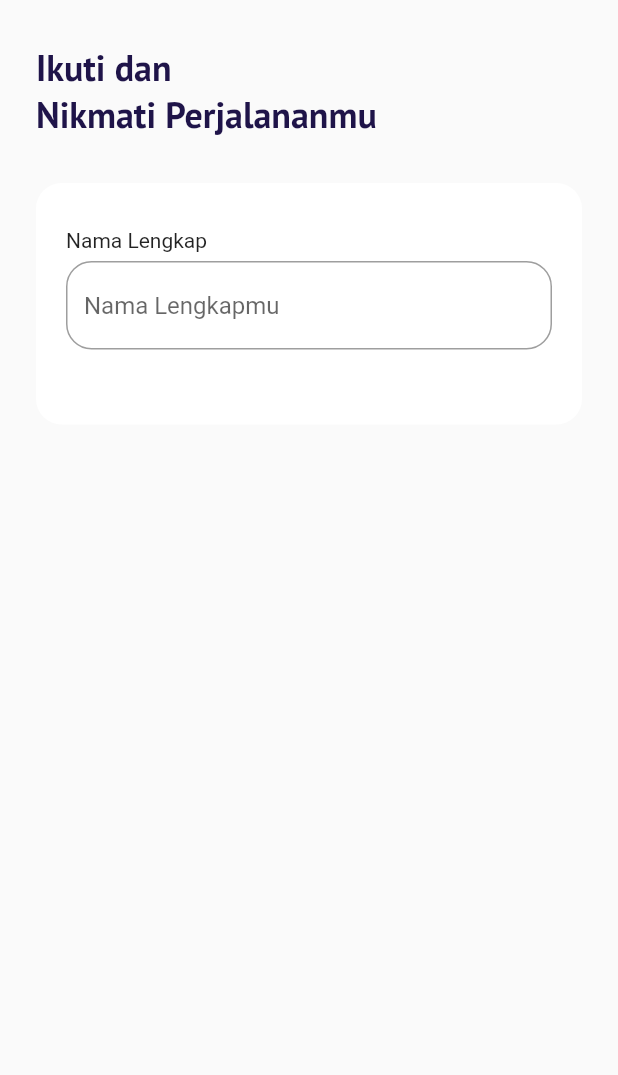
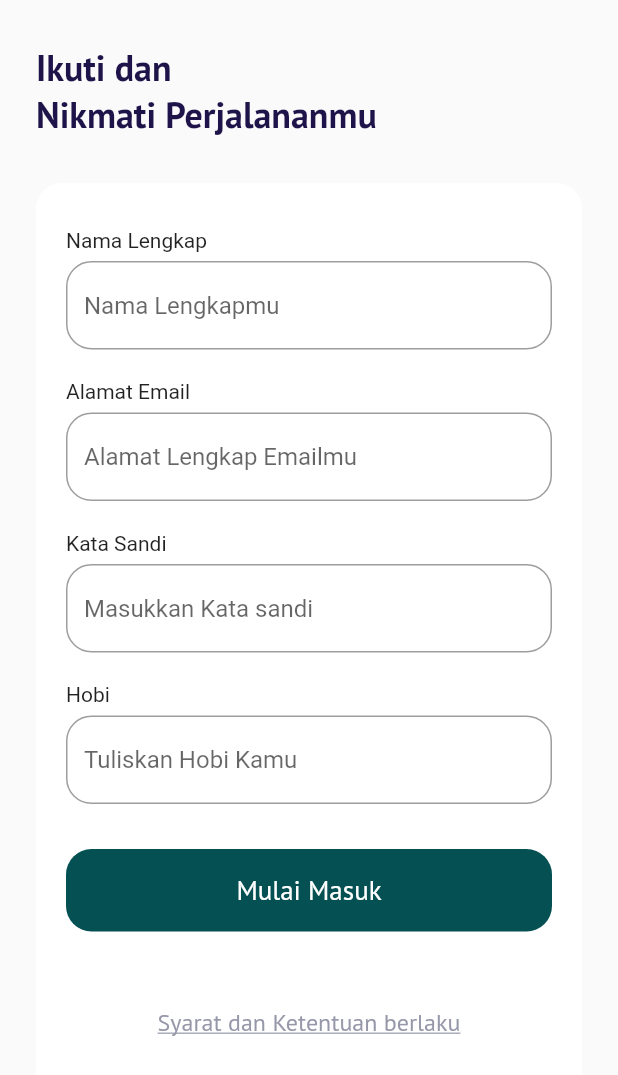
Before and after one commit to fredibagus12/terbangin-apps, a Flutter app: the SignUpPage screen opened by its route, on a phone screen of 412 x 824 dp. Shown: the top 1075 px of the screen. Run offline on Flutter 3.47's test engine with Material 2 defaults, Android fonts, the phone set to English and light mode, and no system bars; our stand-ins replace google_fonts.

Commit message:
Slicing Sign Up - Input Section 2

```diff
--- a/terbangin/lib/ui/pages/sign_up_page.dart
+++ b/terbangin/lib/ui/pages/sign_up_page.dart
@@ -1,4 +1,4 @@
-// ignore_for_file: unused_element, duplicate_ignore
+// ignore_for_file: unused_element, duplicate_ignore, dead_code
 
 import 'package:flutter/material.dart';
 import 'package:terbangin/shared/theme.dart';
@@ -25,7 +25,8 @@ class SignUpPage extends StatelessWidget {
     }
 
     Widget inputSection() {
-      Widget emailInput() {
+      // ignore: non_constant_identifier_names
+      Widget InputNama() {
         return Container(
           margin: const EdgeInsets.only(bottom: 20),
           child: Column(
@@ -63,6 +64,170 @@ class SignUpPage extends StatelessWidget {
         );
       }
 
+      // ignore: non_constant_identifier_names
+      Widget InputEmail() {
+        return Container(
+          margin: const EdgeInsets.only(bottom: 20),
+          child: Column(
+            crossAxisAlignment: CrossAxisAlignment.start,
+            children: [
+              // ignore: prefer_const_constructors
+              Text(
+                'Alamat Email',
+              ),
+              // ignore: prefer_const_constructors
+              SizedBox(
+                height: 6,
+              ),
+              TextFormField(
+                cursorColor: kBlackColor,
+                decoration: InputDecoration(
+                  hintText: 'Alamat Lengkap Emailmu',
+                  border: OutlineInputBorder(
+                    borderRadius: BorderRadius.circular(
+                      defaultRadius,
+                    ),
+                  ),
+                  focusedBorder: OutlineInputBorder(
+                    borderRadius: BorderRadius.circular(
+                      defaultRadius,
+                    ),
+                    borderSide: BorderSide(
+                      color: kPrimaryColor,
+                    ),
+                  ),
+                ),
+              ),
+            ],
+          ),
+        );
+      }
+
+      // ignore: non_constant_identifier_names
+      Widget KataSandi() {
+        return Container(
+          margin: const EdgeInsets.only(bottom: 20),
+          child: Column(
+            crossAxisAlignment: CrossAxisAlignment.start,
+            children: [
+              // ignore: prefer_const_constructors
+              Text(
+                'Kata Sandi',
+              ),
+              // ignore: prefer_const_constructors
+              SizedBox(
+                height: 6,
+              ),
+              TextFormField(
+                cursorColor: kBlackColor,
+                obscureText: true,
+                decoration: InputDecoration(
+                  hintText: 'Masukkan Kata sandi',
+                  border: OutlineInputBorder(
+                    borderRadius: BorderRadius.circular(
+                      defaultRadius,
+                    ),
+                  ),
+                  focusedBorder: OutlineInputBorder(
+                    borderRadius: BorderRadius.circular(
+                      defaultRadius,
+                    ),
+                    borderSide: BorderSide(
+                      color: kPrimaryColor,
+                    ),
+                  ),
+                ),
+              ),
+            ],
+          ),
+        );
+      }
+
+      // ignore: non_constant_identifier_names
+      Widget Inputhobi() {
+        return Container(
+          margin: const EdgeInsets.only(bottom: 30),
+          child: Column(
+            crossAxisAlignment: CrossAxisAlignment.start,
+            children: [
+              // ignore: prefer_const_constructors
+              Text(
+                'Hobi',
+              ),
+              // ignore: prefer_const_constructors
+              SizedBox(
+                height: 6,
+              ),
+              TextFormField(
+                cursorColor: kBlackColor,
+                decoration: InputDecoration(
+                  hintText: 'Tuliskan Hobi Kamu',
+                  border: OutlineInputBorder(
+                    borderRadius: BorderRadius.circular(
+                      defaultRadius,
+                    ),
+                  ),
+                  focusedBorder: OutlineInputBorder(
+                    borderRadius: BorderRadius.circular(
+                      defaultRadius,
+                    ),
+                    borderSide: BorderSide(
+                      color: kPrimaryColor,
+                    ),
+                  ),
+                ),
+              ),
+            ],
+          ),
+        );
+      }
+
+      Widget submitButton() {
+        // ignore: sized_box_for_whitespace
+        return Container(
+          width: double.infinity,
+          height: 55,
+          child: TextButton(
+            onPressed: () {},
+            style: TextButton.styleFrom(
+              backgroundColor: kPrimaryColor,
+              shape: RoundedRectangleBorder(
+                borderRadius: BorderRadius.circular(
+                  defaultRadius,
+                ),
+              ),
+            ),
+            child: Text(
+              'Mulai Masuk',
+              style: whiteTextStyle.copyWith(
+                fontSize: 18,
+                fontWeight: medium,
+              ),
+            ),
+          ),
+        );
+      }
+
+      Widget sdkButton() {
+        return Container(
+          alignment: Alignment.center,
+          // ignore: prefer_const_constructors
+          margin: EdgeInsets.only(
+            bottom: 73,
+            top: 50,
+          ),
+          // ignore: prefer_const_constructors
+          child: Text(
+            'Syarat dan Ketentuan berlaku',
+            style: greyTextStyle.copyWith(
+              fontSize: 16,
+              fontWeight: light,
+              decoration: TextDecoration.underline,
+            ),
+          ),
+        );
+      }
+
       return Container(
         margin: const EdgeInsets.only(top: 30),
         padding: const EdgeInsets.symmetric(
@@ -77,7 +242,12 @@ class SignUpPage extends StatelessWidget {
         ),
         child: Column(
           children: [
-            emailInput(),
+            InputNama(),
+            InputEmail(),
+            KataSandi(),
+            Inputhobi(),
+            submitButton(),
+            sdkButton(),
           ],
         ),
       );
```
